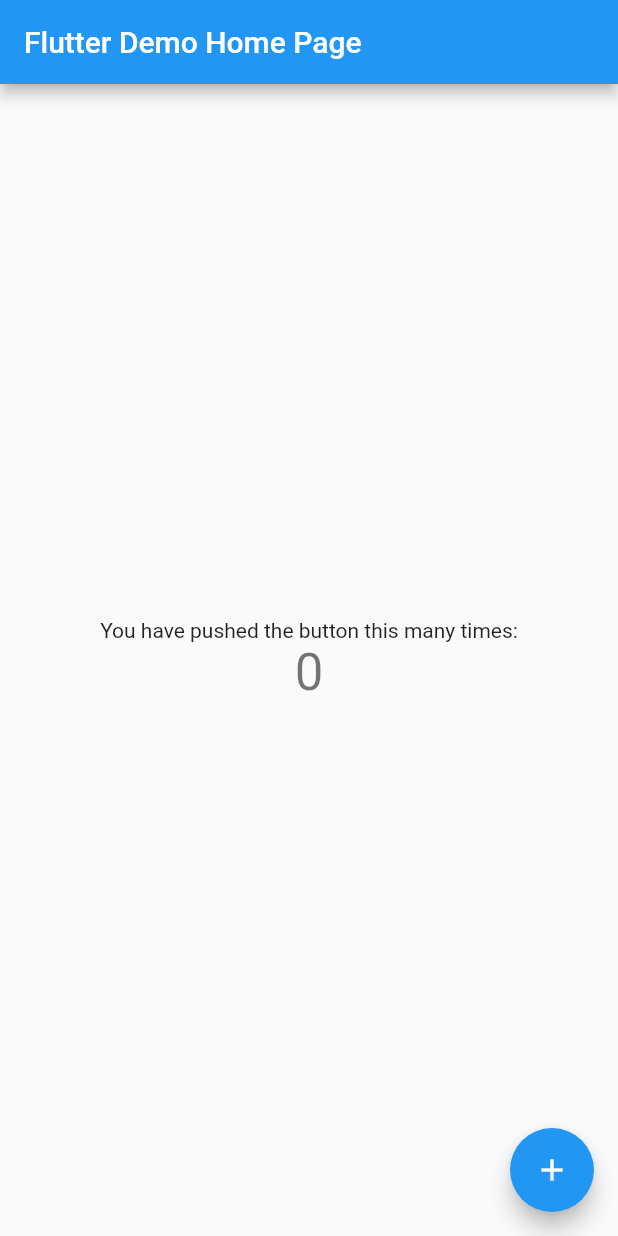
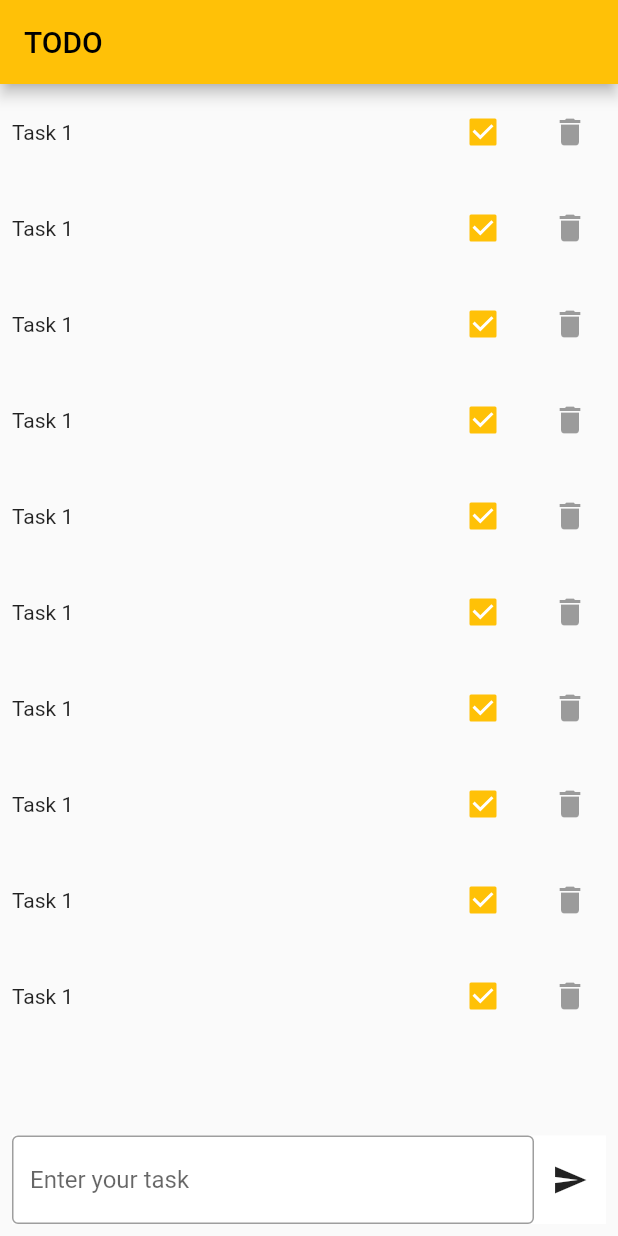
Before and after one commit to Yash-Khattar/Clean-Arch-TODO, a Flutter app: the screen it shows after launch, on a phone screen of 412 x 824 dp. Run offline on Flutter 3.47's test engine with Material 2 defaults, Android fonts, the phone set to English and light mode, and no system bars; our stand-ins replace cloud_firestore, equatable, firebase_core; accounts and stored records are empty.

Commit message:
folder structure

```diff
--- /dev/null
+++ b/lib/features/presentation/pages/todo.dart
@@ -0,0 +1,65 @@
+import 'package:clean_arch_app/features/presentation/widgets/task.dart';
+import 'package:flutter/material.dart';
+import 'package:flutter/src/widgets/framework.dart';
+import 'package:flutter/src/widgets/placeholder.dart';
+
+class TODO extends StatefulWidget {
+  const TODO({super.key});
+
+  @override
+  State<TODO> createState() => _TODOState();
+}
+
+class _TODOState extends State<TODO> {
+  TextEditingController _textFieldController = TextEditingController();
+
+  @override
+  Widget build(BuildContext context) {
+    return Scaffold(
+      appBar: AppBar(
+        title: const Text('TODO'),
+      ),
+      body:  Stack(
+        children: [
+          ListView.builder(
+            itemCount: 10,
+            itemBuilder: (BuildContext context, int index) {
+              // Return your chat message widgets here
+              return Task();
+            },
+          ),
+          Align(
+            alignment: Alignment.bottomCenter,
+            child: Padding(
+              padding: const EdgeInsets.all(8.0),
+              child: Container(
+                color: Colors.white,
+
+                child: Row(
+                  children: [
+                    Expanded(
+                      child: TextField(
+                        controller: _textFieldController,
+
+                        decoration: InputDecoration(
+                          border: OutlineInputBorder(),
+                          hintText: 'Enter your task',
+                        ),
+                      ),
+                    ),
+                    IconButton(
+                      icon: Icon(Icons.send),
+                      onPressed: () {
+                        // Implement sending message logic here
+                      },
+                    ),
+                  ],
+                ),
+              ),
+            ),
+          ),
+        ],
+      ),
+    );
+  }
+}
--- /dev/null
+++ b/lib/features/presentation/widgets/task.dart
@@ -0,0 +1,31 @@
+import 'package:flutter/material.dart';
+import 'package:flutter/src/widgets/framework.dart';
+import 'package:flutter/src/widgets/placeholder.dart';
+
+class Task extends StatelessWidget {
+  const Task({super.key});
+
+  @override
+  Widget build(BuildContext context) {
+    return Padding(
+      padding: const EdgeInsets.all(8.0),
+      child: Container(
+          child: Row(
+        mainAxisAlignment: MainAxisAlignment.spaceBetween,
+        children: [
+          Text('Task 1'),
+          Row(
+            children: [
+              Checkbox(value: true, onChanged: (value) {}),
+              const SizedBox(width: 10),
+              IconButton(
+                onPressed: null,
+                icon: Icon(Icons.delete),
+              ),
+            ],
+          ),
+        ],
+      )),
+    );
+  }
+}
--- a/lib/main.dart
+++ b/lib/main.dart
@@ -1,6 +1,9 @@
+import 'package:clean_arch_app/features/presentation/pages/todo.dart';
 import 'package:flutter/material.dart';
-
-void main() {
+import 'package:firebase_core/firebase_core.dart';
+void main()async {
+   WidgetsFlutterBinding.ensureInitialized();
+  await Firebase.initializeApp();
   runApp(const MyApp());
 }
 
@@ -12,104 +15,13 @@ class MyApp extends StatelessWidget {
   Widget build(BuildContext context) {
     return MaterialApp(
       title: 'Flutter Demo',
+
+      debugShowCheckedModeBanner: false,
       theme: ThemeData(
-        // This is the theme of your application.
-        //
-        // Try running your application with "flutter run". You'll see the
-        // application has a blue toolbar. Then, without quitting the app, try
-        // changing the primarySwatch below to Colors.green and then invoke
-        // "hot reload" (press "r" in the console where you ran "flutter run",
-        // or simply save your changes to "hot reload" in a Flutter IDE).
-        // Notice that the counter didn't reset back to zero; the application
-        // is not restarted.
-        primarySwatch: Colors.blue,
+
+        primarySwatch: Colors.amber,
       ),
-      home: const MyHomePage(title: 'Flutter Demo Home Page'),
+      home: TODO()
     );
   }
 }
-
-class MyHomePage extends StatefulWidget {
-  const MyHomePage({super.key, required this.title});
-
-  // This widget is the home page of your application. It is stateful, meaning
-  // that it has a State object (defined below) that contains fields that affect
-  // how it looks.
-
-  // This class is the configuration for the state. It holds the values (in this
-  // case the title) provided by the parent (in this case the App widget) and
-  // used by the build method of the State. Fields in a Widget subclass are
-  // always marked "final".
-
-  final String title;
-
-  @override
-  State<MyHomePage> createState() => _MyHomePageState();
-}
-
-class _MyHomePageState extends State<MyHomePage> {
-  int _counter = 0;
-
-  void _incrementCounter() {
-    setState(() {
-      // This call to setState tells the Flutter framework that something has
-      // changed in this State, which causes it to rerun the build method below
-      // so that the display can reflect the updated values. If we changed
-      // _counter without calling setState(), then the build method would not be
-      // called again, and so nothing would appear to happen.
-      _counter++;
-    });
-  }
-
-  @override
-  Widget build(BuildContext context) {
-    // This method is rerun every time setState is called, for instance as done
-    // by the _incrementCounter method above.
-    //
-    // The Flutter framework has been optimized to make rerunning build methods
-    // fast, so that you can just rebuild anything that needs updating rather
-    // than having to individually change instances of widgets.
-    return Scaffold(
-      appBar: AppBar(
-        // Here we take the value from the MyHomePage object that was created by
-        // the App.build method, and use it to set our appbar title.
-        title: Text(widget.title),
-      ),
-      body: Center(
-        // Center is a layout widget. It takes a single child and positions it
-        // in the middle of the parent.
-        child: Column(
-          // Column is also a layout widget. It takes a list of children and
-          // arranges them vertically. By default, it sizes itself to fit its
-          // children horizontally, and tries to be as tall as its parent.
-          //
-          // Invoke "debug painting" (press "p" in the console, choose the
-          // "Toggle Debug Paint" action from the Flutter Inspector in Android
-          // Studio, or the "Toggle Debug Paint" command in Visual Studio Code)
-          // to see the wireframe for each widget.
-          //
-          // Column has various properties to control how it sizes itself and
-          // how it positions its children. Here we use mainAxisAlignment to
-          // center the children vertically; the main axis here is the vertical
-          // axis because Columns are vertical (the cross axis would be
-          // horizontal).
-          mainAxisAlignment: MainAxisAlignment.center,
-          children: <Widget>[
-            const Text(
-              'You have pushed the button this many times:',
-            ),
-            Text(
-              '$_counter',
-              style: Theme.of(context).textTheme.headlineMedium,
-            ),
-          ],
-        ),
-      ),
-      floatingActionButton: FloatingActionButton(
-        onPressed: _incrementCounter,
-        tooltip: 'Increment',
-        child: const Icon(Icons.add),
-      ), // This trailing comma makes auto-formatting nicer for build methods.
-    );
-  }
-}
--- a/pubspec.yaml
+++ b/pubspec.yaml
@@ -35,6 +35,9 @@ dependencies:
   # The following adds the Cupertino Icons font to your application.
   # Use with the CupertinoIcons class for iOS style icons.
   cupertino_icons: ^1.0.2
+  cloud_firestore: ^4.14.0
+  provider: ^6.1.2
+  equatable: ^2.0.5
 
 dev_dependencies:
   flutter_test:
```
Also changed, not shown: lib/features/data/remote_data_source/firebase_remote_datasource.dart (added, +7 -0 lines), lib/features/data/remote_data_source/firebase_remote_datasource_impl.dart (added, +62 -0 lines), lib/features/data/remote_data_source/models/task_model.dart (added, +23 -0 lines), lib/features/data/repositories/firebase_repository_impl.dart (added, +27 -0 lines), lib/features/domain/entities/task_entity.dart (added, +12 -0 lines), lib/features/domain/repositories/firebase_repository.dart (added, +7 -0 lines), lib/features/domain/usercases/add_todo_usecase.dart (added, +11 -0 lines), lib/features/presentation/providers/todo_provider.dart (added, +14 -0 lines), lib/features/domain/usercases/delete_todo_usecase.dart (added), lib/features/domain/usercases/get_todo_usercase.dart (added), pubspec.lock, 6 other files.
